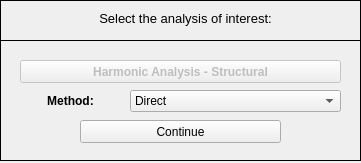
This is pulse/uix/user_input/ui/analyseHarmonicStructuralInput.ui in open-pulse/OpenPulse as Qt 5 draws it before an edit. The edited form follows.
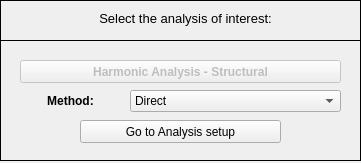
This is the edited form. Icons and pictures are not drawn.

What changed in the file:
```diff
--- a/pulse/uix/user_input/ui/analyseHarmonicStructuralInput.ui
+++ b/pulse/uix/user_input/ui/analyseHarmonicStructuralInput.ui
@@ -205,7 +205,7 @@
       </rect>
      </property>
      <property name="text">
-      <string>Continue</string>
+      <string>Go to Analysis setup</string>
      </property>
     </widget>
    </widget>
```
